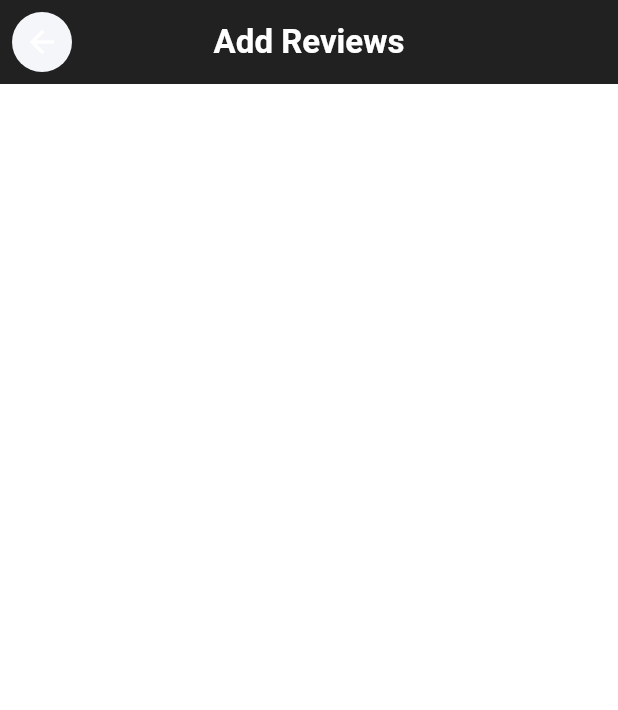
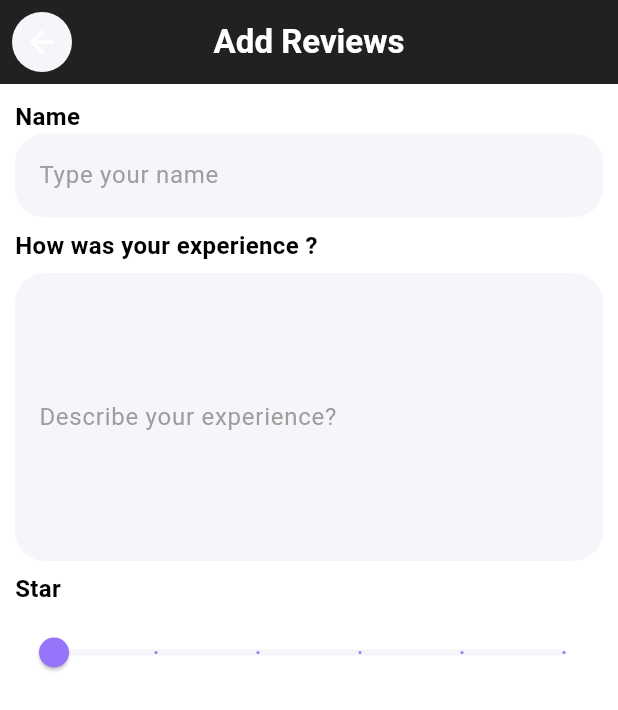
Before and after one commit to MeramHamdy/laza_mashro3, a Flutter app: the AddReview screen opened directly, on a phone screen of 412 x 824 dp. Shown: the top 710 px of the screen. Run offline on Flutter 3.47's test engine with Material 3 defaults, Android fonts, the phone set to English and light mode, and no system bars; our stand-ins replace dio, equatable, flutter_bloc; network calls fail.

Commit message:
add review screen

```diff
--- a/lib/screens/add_review.dart
+++ b/lib/screens/add_review.dart
@@ -1,14 +1,21 @@
 import 'package:flutter/material.dart';
-import 'package:laza_mashro3/screens/review_screen.dart';
+import 'package:laza_mashro3/theme_color/Colors.dart';
 
-class AddReview extends StatelessWidget {
+class AddReview extends StatefulWidget {
   const AddReview({super.key});
 
+  @override
+  State<AddReview> createState() => _AddReviewState();
+}
+
+class _AddReviewState extends State<AddReview> {
+
+   double currentSliderValue = 0;
   @override
   Widget build(BuildContext context) {
     return Scaffold(
       appBar: AppBar(
-        title: Text(
+        title: const Text(
           'Add Reviews',
           style: TextStyle(fontWeight: FontWeight.bold),
         ),
@@ -27,6 +34,56 @@ class AddReview extends StatelessWidget {
           onPressed: () {Navigator.pop(context);},
         ),
       ),
+      body: Padding(
+        padding: const EdgeInsets.all(10.0),
+        child: Column(
+          crossAxisAlignment: CrossAxisAlignment.start,
+          children: [
+            const Text('Name',style: TextStyle(fontWeight: FontWeight.bold,fontSize: 16),),
+            TextField(
+              decoration: InputDecoration(
+                  filled: true,
+                  fillColor: const Color(0xFFF5F6FA),
+                  hintText: 'Type your name',
+                  hintStyle: const TextStyle(color: Colors.grey),
+                  border: OutlineInputBorder(
+                      borderRadius: BorderRadius.circular(20.0),
+                      borderSide: BorderSide.none)),
+            ),
+            const SizedBox(height: 7,),
+            const Text('How was your experience ?',style: TextStyle(fontWeight: FontWeight.bold,fontSize: 16),),
+            const SizedBox(height: 7,),
+            TextField(
+              decoration: InputDecoration(
+
+                  filled: true,
+                  fillColor: const Color(0xFFF5F6FA),
+                  hintText: 'Describe your experience?',
+                  hintStyle: const TextStyle(color: Colors.grey,
+                  height: 10),
+                  border: OutlineInputBorder(
+                      borderRadius: BorderRadius.circular(20.0),
+                      borderSide: BorderSide.none)),
+            ),
+            const SizedBox(height: 7,),
+            const Text('Star',style: TextStyle(fontWeight: FontWeight.bold,fontSize: 16),),
+            const SizedBox(height: 7,),
+            Slider(value: currentSliderValue, onChanged: (double value){
+              setState(() {
+                currentSliderValue= value;
+              });
+            },
+            max: 5,
+              divisions: 5,
+              label: currentSliderValue.round().toString(),
+              activeColor: mainColor,
+              inactiveColor: greyLight,
+            )
+
+
+          ],
+        ),
+      ),
     );
   }
 }
```
Also changed, not shown: lib/screens/splash_screen.dart (added, +33 -0 lines), assets/Logo (2).png (added).
